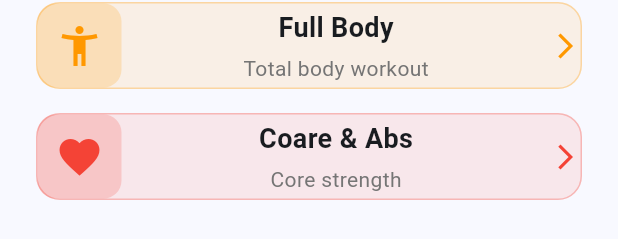
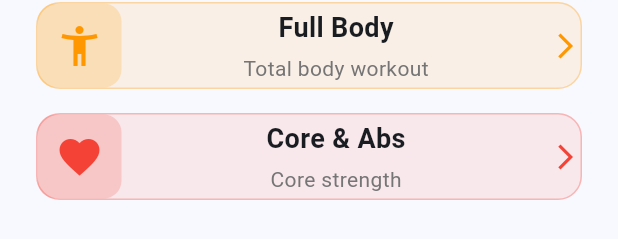
Before and after one commit to ManoVikram/AI-Personal-Fitness-Coach, a Flutter app: the WorkoutSelector widget shown alone on an empty page, opened directly with empty values, on a phone screen of 412 x 824 dp. Shown: the part 436-675 px from the top of the screen. Run offline on Flutter 3.47's test engine with Material 3 defaults, Android fonts, the phone set to English and light mode, and no system bars; our stand-ins replace dio, flutter_dotenv, flutter_riverpod, flutter_svg, supabase_flutter; accounts and stored records are empty; network calls fail.

Commit message:
Fixed the bugs

```diff
--- a/lib/features/home/data/repositories/api_repository.dart
+++ b/lib/features/home/data/repositories/api_repository.dart
@@ -46,13 +46,13 @@ class ApiRepository {
     }
   }
 
-  // POST /api/v1/workouts/generate
+  // POST /api/v1/workout/generate
   Future<Map<String, dynamic>> generateWorkout(String workoutType) async {
     try {
-      log("📤 Generating workout: ${dio.options.baseUrl}/workouts/generate");
+      log("📤 Generating workout: ${dio.options.baseUrl}/workout/generate");
 
       final Response response = await dio.post(
-        "/workouts/generate",
+        "/workout/generate",
         data: {"workout": workoutType},
       );
 
--- a/lib/features/home/presentation/screens/home_screen.dart
+++ b/lib/features/home/presentation/screens/home_screen.dart
@@ -5,6 +5,7 @@ import 'package:supabase_flutter/supabase_flutter.dart';
 import '../../../auth/presentation/screens/auth_screen.dart';
 import '../../../auth/providers/auth_provider.dart';
 import '../tabs/chat_tab.dart';
+import '../tabs/workout_tab.dart';
 
 class HomeScreen extends ConsumerStatefulWidget {
   const HomeScreen({super.key});
@@ -16,7 +17,7 @@ class HomeScreen extends ConsumerStatefulWidget {
 class _HomeScreenState extends ConsumerState<HomeScreen> {
   int _currentIndex = 0;
 
-  final List<Widget> _tabs = [ChatTab()];
+  final List<Widget> _tabs = [ChatTab(), WorkoutTab()];
 
   @override
   Widget build(BuildContext context) {
--- a/lib/features/home/presentation/widgets/workout_selector.dart
+++ b/lib/features/home/presentation/widgets/workout_selector.dart
@@ -63,7 +63,7 @@ class WorkoutSelector extends StatelessWidget {
 
           WorkoutTypeCard(
             isGenerating: _isGenerating,
-            title: "Coare & Abs",
+            title: "Core & Abs",
             subtitle: "Core strength",
             icon: Icons.favorite,
             color: Colors.red,
```
